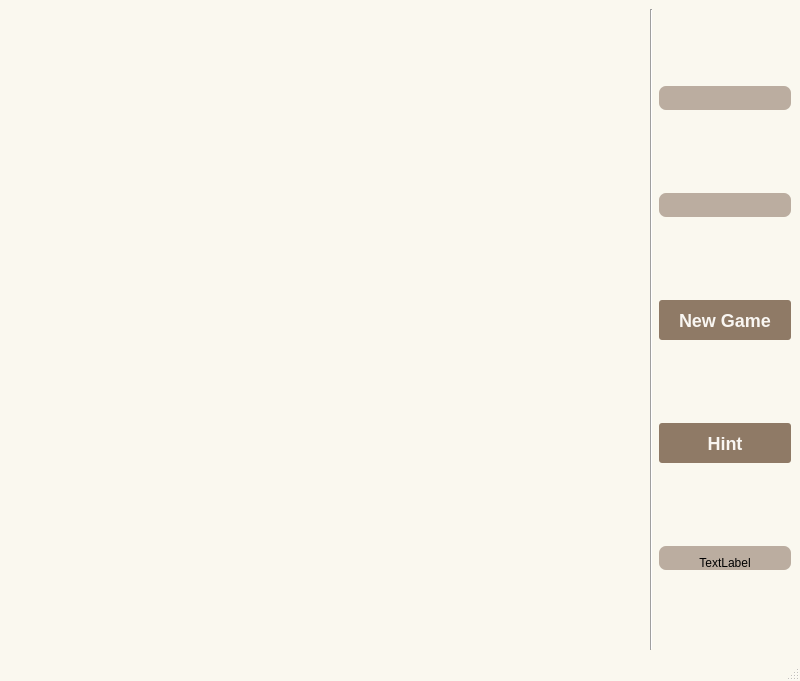
First picture: the form in 2048/window2048.ui, repository w43322/q2048Klotski, before the edit.
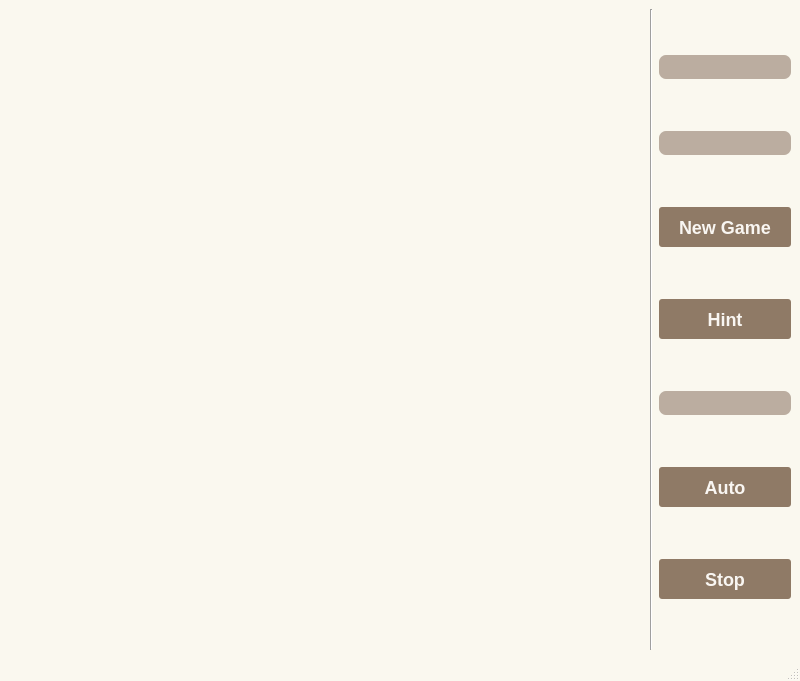
Second picture: the form after the edit.

Commit message: add auto logic

Patch:
```diff
--- a/2048/window2048.ui
+++ b/2048/window2048.ui
@@ -180,13 +180,27 @@
          </sizepolicy>
         </property>
         <property name="text">
-         <string>TextLabel</string>
+         <string/>
         </property>
         <property name="alignment">
          <set>Qt::AlignCenter</set>
         </property>
        </widget>
       </item>
+      <item>
+       <widget class="QPushButton" name="pushButtonAuto">
+        <property name="text">
+         <string>Auto</string>
+        </property>
+       </widget>
+      </item>
+      <item>
+       <widget class="QPushButton" name="pushButtonStop">
+        <property name="text">
+         <string>Stop</string>
+        </property>
+       </widget>
+      </item>
      </layout>
     </item>
    </layout>
```
Left out of the diff: 6 changed lines with no effect on the pictures. The commit also changes 3 other files.
